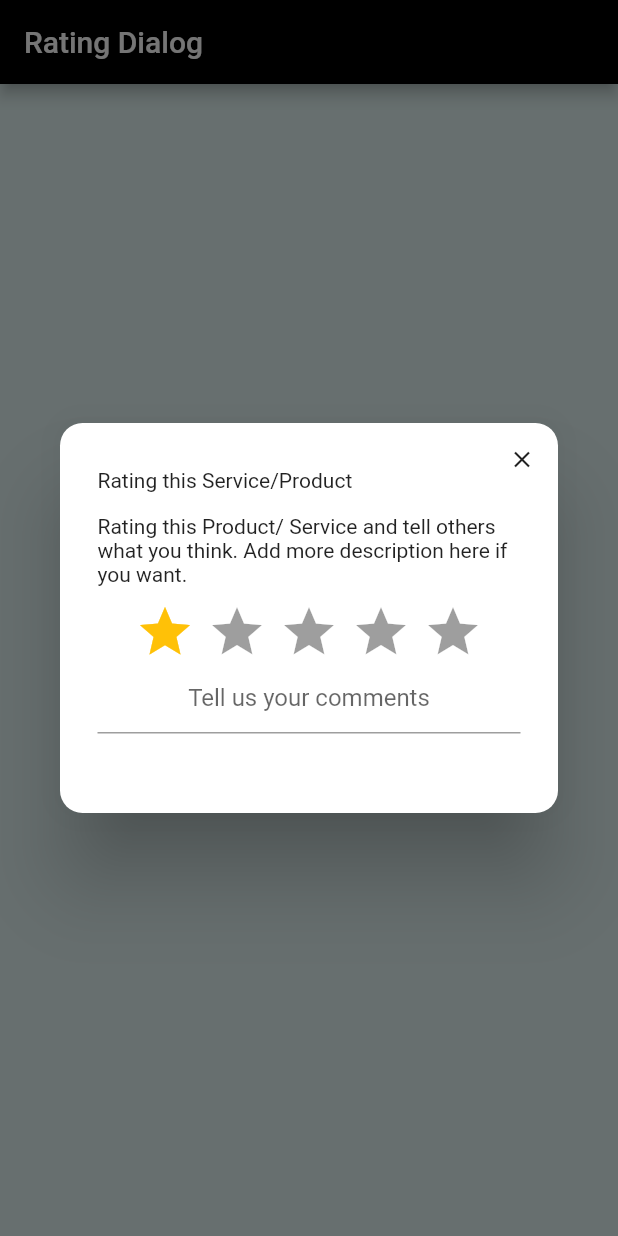
After one commit to KINGPINS-WITS/kingpinssdp, a Flutter app: the Rate screen opened directly, after a tap on "Rate", on a phone screen of 412 x 824 dp. The commit adds this screen. Run offline on Flutter 3.47's test engine with Material 2 defaults, Android fonts, the phone set to English and light mode, and no system bars; drawn by our look-alikes of rating_dialog; our stand-ins replace flutter_rating_bar, fluttertoast, form_field_validator, google_sign_in.

Commit message:
Reviews/Rate interface
Need to do the php and update the database for Reviews Section

```diff
--- /dev/null
+++ b/lib/screens/rate.dart
@@ -0,0 +1,66 @@
+import 'package:flutter_rating_bar/flutter_rating_bar.dart';
+import 'package:flutter/cupertino.dart';
+import 'package:flutter/material.dart';
+import 'package:rating_dialog/rating_dialog.dart';
+
+class Rate extends StatefulWidget {
+  @override
+  _RateState createState() => _RateState();
+}
+
+class _RateState extends State<Rate> {
+  @override
+  Widget build(BuildContext context) {
+    return Scaffold(
+      backgroundColor: Colors.teal[50],
+      appBar: AppBar(
+        backgroundColor: Colors.black,
+        title: Text('Rating Dialog'),
+        automaticallyImplyLeading: false,
+      ),
+      body: Container(
+        child: Center(
+          child: MaterialButton(
+            shape: RoundedRectangleBorder(
+                borderRadius: BorderRadius.circular(10.0)),
+            color: Colors.cyan,
+            padding: EdgeInsets.only(left: 30,right: 30),
+            child: Text('Rate',style: TextStyle
+              (color: Colors.white,fontSize: 15),
+            ),
+            onPressed: _showRatingDialog,
+          ),
+        ),
+      ),
+    );
+
+  }
+
+  void _showRatingDialog() {
+    final _ratingDialog = RatingDialog(
+      ratingColor: Colors.amber,
+      title: 'Rating this Service/Product',
+      message: 'Rating this Product/ Service and tell others what you think.'
+          ' Add more description here if you want.',
+      submitButton: 'Submit',
+      onCancelled: () => print('cancelled'),
+      onSubmitted: (response) {
+        print('rating: ${response.rating}, '
+            'comment: ${response.comment}');
+
+        if (response.rating < 3.0) {
+          print('response.rating: ${response.rating}');
+        } else {
+          Container();
+        }
+      },
+    );
+
+    showDialog(
+      context: context,
+      barrierDismissible: true,
+      builder: (context) => _ratingDialog,
+    );
+  }
+
+}
--- a/pubspec.yaml
+++ b/pubspec.yaml
@@ -54,6 +54,8 @@ dev_dependencies:
     sdk: flutter
   mockito: ^5.0.15
   build_runner: ^2.1.2
+  #flutter_rating_bar: ^3.2.0
+  rating_dialog: ^2.0.0
 
   # The "flutter_lints" package below contains a set of recommended lints to
   # encourage good coding practices. The lint set provided by the package is
```
Also changed, not shown: lib/Services/tutor.dart (+18 -0 lines), lib/products/books.dart (+18 -0 lines), pubspec.lock.
